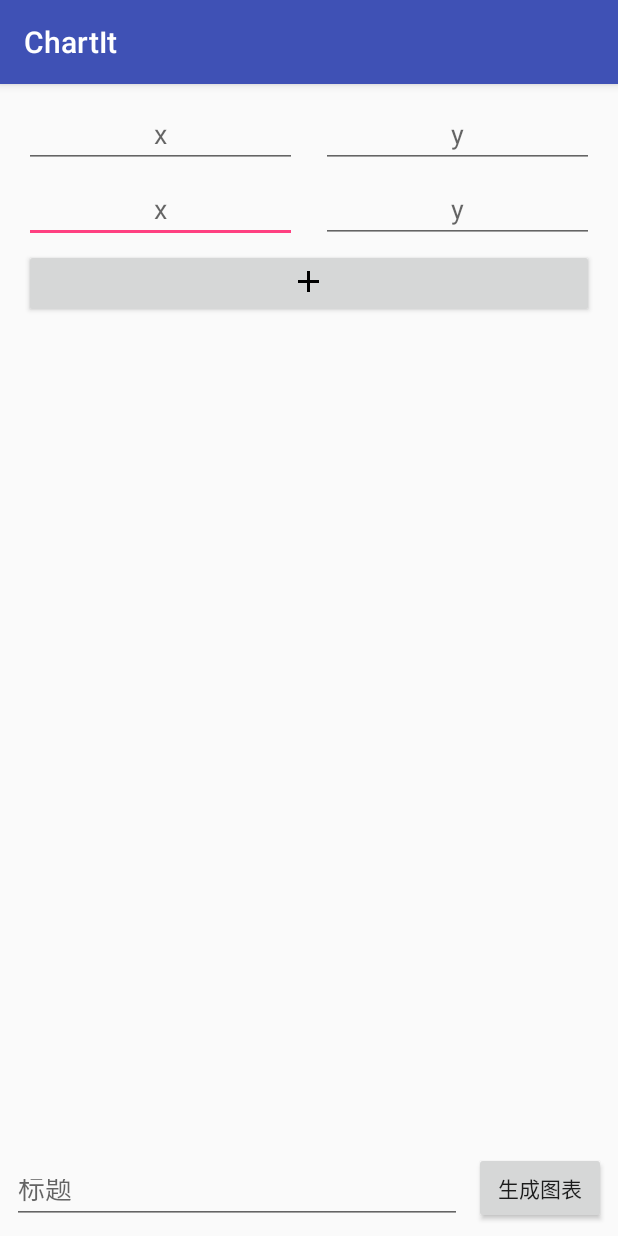
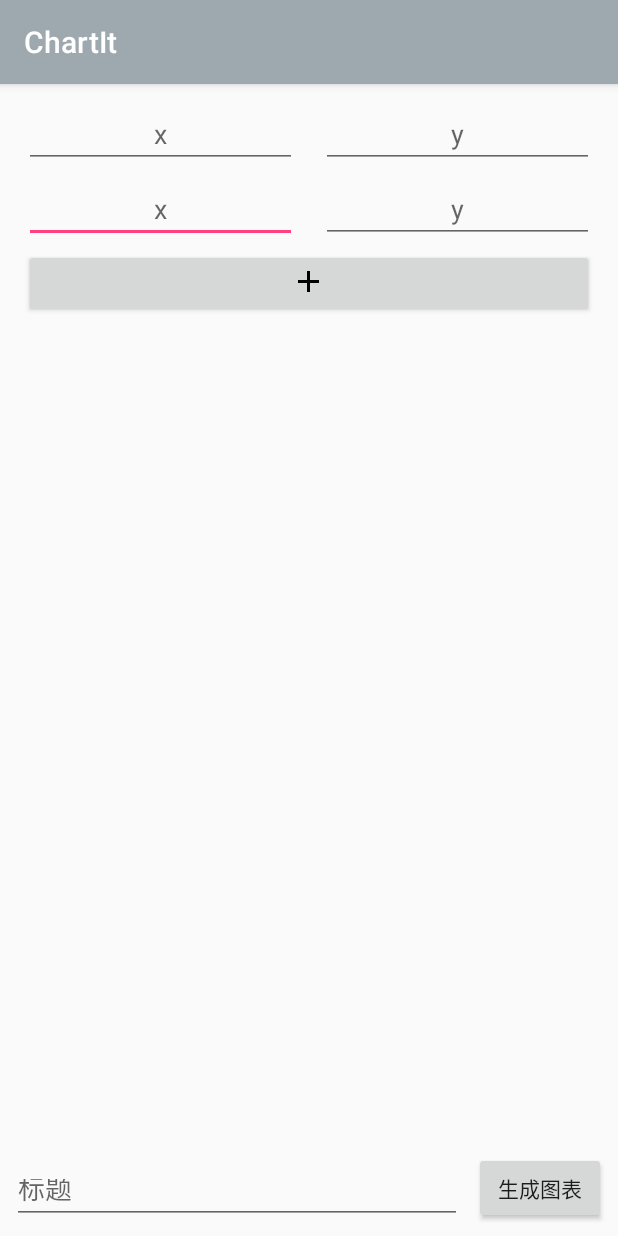
Before and after one commit to viseator/ChartIt, an Android app: the screen it shows after launch (DataAddActivity), after a tap on an icon or button, on a phone screen of 412 x 824 dp. Run offline under Robolectric (Android 15) with nearby library versions, the phone set to English and light mode, and no system bars; our stand-ins replace ButterKnife; libraries missing offline, so code that uses them is left out: org.greenrobot.greendao; 6 statements that could not run were skipped.

Commit message:
color modified and buggy

```diff
--- a/app/src/main/java/com/viseator/chartit/activity/DataAddActivity.java
+++ b/app/src/main/java/com/viseator/chartit/activity/DataAddActivity.java
@@ -7,6 +7,7 @@ import android.support.v7.widget.RecyclerView;
 import android.widget.Button;
 import android.widget.EditText;
 import android.widget.RelativeLayout;
+import android.widget.Toast;
 
 import com.github.mikephil.charting.data.Entry;
 import com.viseator.chartit.App;
@@ -73,6 +74,11 @@ public class DataAddActivity extends BaseActivity {
             getCurrentFocus().clearFocus();
         }
         List<Entry> entries = mDataAddAdapter.getEntries();
+        if(entries.size() < 2) {
+            Toast.makeText(this, getResources().getString(R.string.no_enough_point), Toast
+                    .LENGTH_SHORT).show();
+            return;
+        }
         mChartDataRepository.addData(entries, mEditText.getText().toString());
         Intent intent = new Intent(getApplicationContext(), LineChartActivity.class);
         intent.putExtra("position", mChartDataRepository.count() - 1);
--- a/app/src/main/java/com/viseator/chartit/activity/chart/LineChartView.java
+++ b/app/src/main/java/com/viseator/chartit/activity/chart/LineChartView.java
@@ -15,6 +15,7 @@ import com.github.mikephil.charting.data.LineDataSet;
 import com.github.mikephil.charting.formatter.IAxisValueFormatter;
 import com.github.mikephil.charting.interfaces.dataprovider.LineDataProvider;
 import com.viseator.chartit.BaseView;
+import com.viseator.chartit.R;
 import com.viseator.chartit.data.style.ChartSetStyleEntity;
 import com.viseator.chartit.data.style.ChartStyle;
 import com.viseator.chartit.data.style.ChartStyleEntity;
--- a/app/src/main/java/com/viseator/chartit/adapter/DataAddAdapter.java
+++ b/app/src/main/java/com/viseator/chartit/adapter/DataAddAdapter.java
@@ -2,12 +2,15 @@ package com.viseator.chartit.adapter;
 
 import android.content.Context;
 import android.support.v7.widget.RecyclerView;
+import android.text.InputType;
 import android.util.Log;
+import android.view.KeyEvent;
 import android.view.LayoutInflater;
 import android.view.View;
 import android.view.ViewGroup;
 import android.widget.Button;
 import android.widget.EditText;
+import android.widget.TextView;
 
 import com.github.mikephil.charting.data.Entry;
 import com.github.mikephil.charting.utils.EntryXComparator;
@@ -108,6 +111,9 @@ public class DataAddAdapter extends RecyclerView.Adapter<RecyclerView.ViewHolder
                 if (position == mItemIndex && mLastIndex != -1) {
                     xEditText.setText(mLastXEditText.getText());
                     yEditText.setText(mLastYEditText.getText());
+                    if (Utils.isNumeric(mLastXEditText.getText().toString())) {
+                        xEditText.setInputType(InputType.TYPE_NUMBER_FLAG_DECIMAL);
+                    }
                     xEditText.requestFocus();
                     xEditText.selectAll();
                     saveToValueArray(xEditText, position);
@@ -173,7 +179,6 @@ public class DataAddAdapter extends RecyclerView.Adapter<RecyclerView.ViewHolder
     }
 
     private void saveToValueArray(EditText v, int position) {
-        Log.d(TAG, String.valueOf(v.getText().toString()));
         if (v.getTag().equals("X"))
             mXValues.set(position, v.getText().toString());
         else if (!Objects.equals(v.getText().toString(), "")) {
--- a/app/src/main/java/com/viseator/chartit/data/style/ChartStyle.java
+++ b/app/src/main/java/com/viseator/chartit/data/style/ChartStyle.java
@@ -32,6 +32,7 @@ public class ChartStyle {
     }
 
     private static void create(ChartStyleEntityDao chartStyleEntityDao) {
+        // init chart style here
         Log.d(TAG, String.valueOf("Create new chartStyle"));
         ChartStyleEntity chartStyleEntity = new ChartStyleEntity();
         chartStyleEntity.setXAxisPosition(1);
--- a/app/src/main/res/layout/data_add_recycerview_content.xml
+++ b/app/src/main/res/layout/data_add_recycerview_content.xml
@@ -19,6 +19,7 @@
         android:ems="10"
         android:gravity="center"
         android:hint="@string/x"
+        android:imeOptions="actionNext"
         android:inputType="textPersonName"
         app:layout_constraintBottom_toBottomOf="parent"
         app:layout_constraintHorizontal_bias="0.0"
@@ -44,6 +45,7 @@
         android:ems="10"
         android:gravity="center"
         android:hint="@string/y"
+        android:imeOptions="actionNext"
         android:inputType="numberDecimal"
         app:layout_constraintBottom_toBottomOf="parent"
         app:layout_constraintHorizontal_bias="0.0"
--- a/app/src/main/res/values/colors.xml
+++ b/app/src/main/res/values/colors.xml
@@ -7,8 +7,8 @@
     <color name="chartOrange">#E3935D</color>
     <color name="chartRed">#E16757</color>
     <color name="chartDarkBlue">#605FF0</color>
-    <color name="colorPrimary">#3F51B5</color>
-    <color name="colorPrimaryDark">#303F9F</color>
+    <color name="colorPrimary">#9DA8AF</color>
+    <color name="colorPrimaryDark">#767676</color>
     <color name="colorAccent">#FF4081</color>
     <color name="mainBackground">#abdddc</color>
     <color name="mer">#4c829e</color>
@@ -154,4 +154,6 @@
     <color name="DarkBlue">#00008B</color>
     <color name="Navy">#000080</color>
     <color name="Black">#000000</color>
+    <color name="BlueChart">#61A5E8</color>
+    <color name="BlueChartDark">#605FF0</color>
 </resources>
--- a/app/src/main/res/values/strings.xml
+++ b/app/src/main/res/values/strings.xml
@@ -6,4 +6,5 @@
     <string name="y">y</string>
     <string name="not_float">Y值应为数值</string>
     <string name="title">标题</string>
+    <string name="no_enough_point">没有足够的点</string>
 </resources>
```
Also changed, not shown: app/src/main/java/com/viseator/chartit/activity/chart/LineChartPresenter.java (+4 -4 lines).
